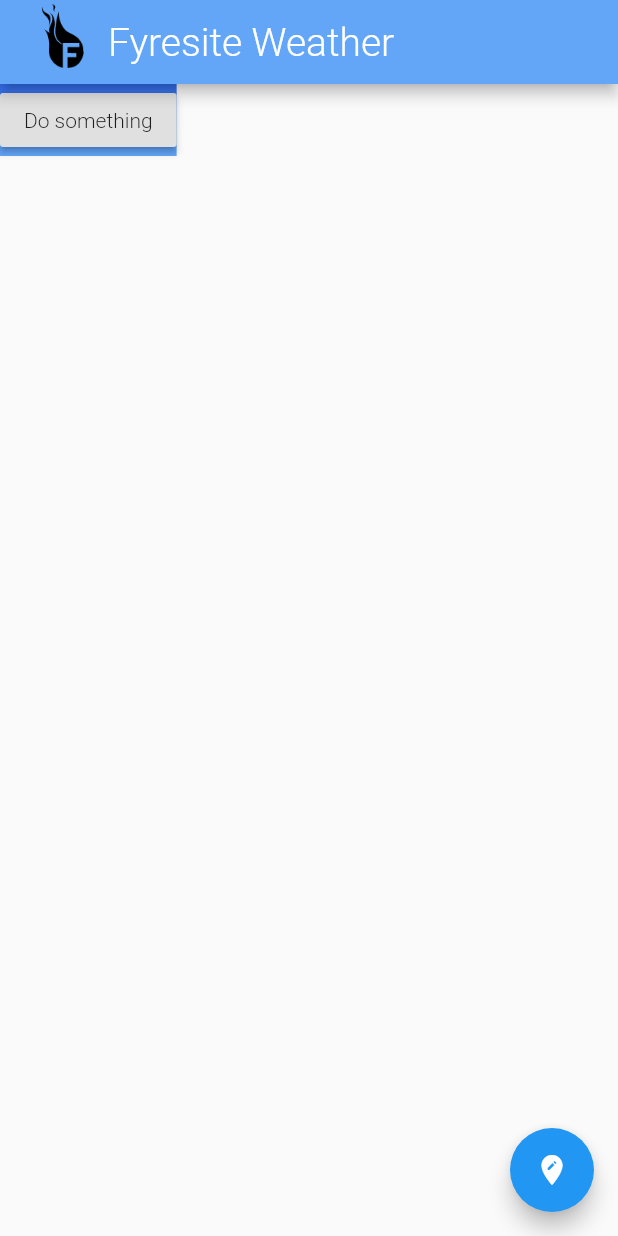
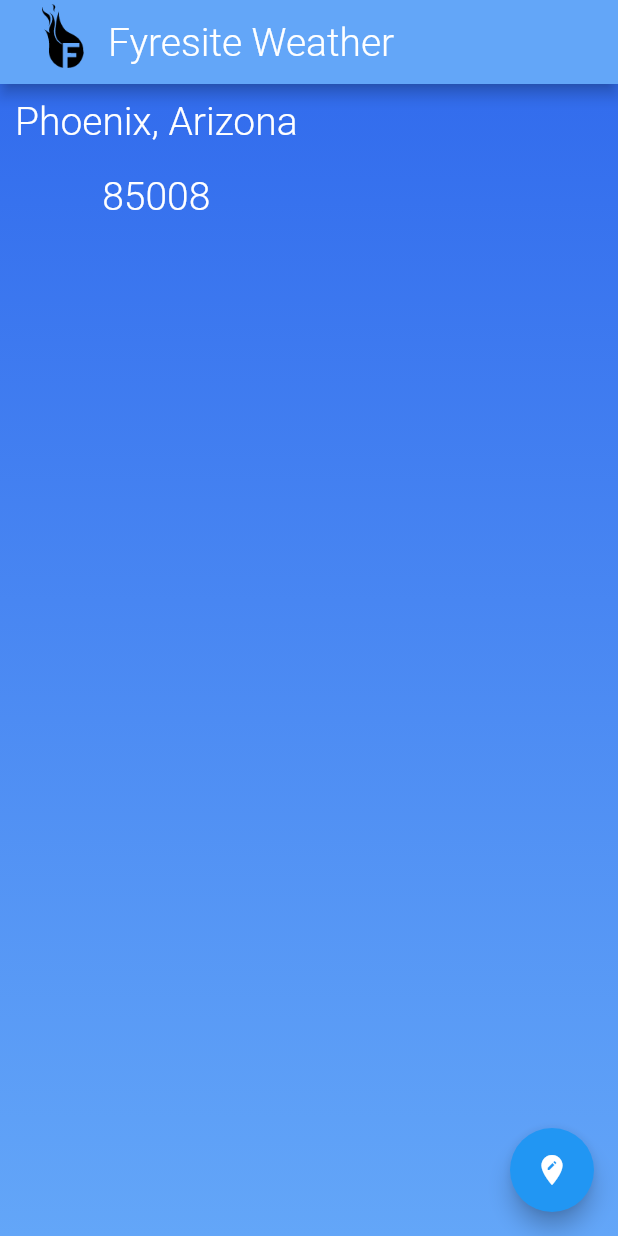
Before and after one commit to MasonEllwood/fyresite-weather, a Flutter app: the screen it shows after launch, on a phone screen of 412 x 824 dp. Run offline on Flutter 3.47's test engine with Material 2 defaults, Android fonts, the phone set to English and light mode, and no system bars.

```diff
--- a/lib/src/app.dart
+++ b/lib/src/app.dart
@@ -1,6 +1,8 @@
 import 'package:flutter/material.dart';
 import 'package:provider/provider.dart';
 import '../providers/weather_provider.dart';
+import '../widgets/title_card.dart';
+import '../widgets/day_card.dart';
 
 class App extends StatelessWidget {
   @override
@@ -35,19 +37,12 @@ class App extends StatelessWidget {
                 end: Alignment.bottomCenter,
               ),
             ),
-              child: Consumer<WeatherProvider>(
-                //                  <--- Consumer
-                builder: (context, myModel, child) {
-                  return RaisedButton(
-                    child: Text('Do something'),
-                    onPressed: () {
-                      myModel.getAreaCode();
-                      myModel.getLocation();
-                    },
-                  );
-                },
-              )
-              // child: ListView(),
+            child: Row(
+              children: <Widget>[
+                TitleCard(),
+                DayCard(),
+              ],
+            ),
           ),
           floatingActionButton: FloatingActionButton(
             onPressed: () {
@@ -60,3 +55,35 @@ class App extends StatelessWidget {
     );
   }
 }
+
+// Widget buildWeatherRow(BuildContext context) {
+//  WeatherProvider myProvider = Provider.of<WeatherProvider>(context);
+//  return Row(
+//     children: <Widget>[
+//       TitleCard(myProvider),
+//       DayCard(),
+//     ],
+//   );
+//  }
+
+// child: Widget buildWeatherRow(BuildContext context) {
+//  WeatherProvider myProvider = Provider.of<WeatherProvider>(context);
+//  return Row(
+//     children: <Widget>[
+//       TitleCard(myProvider),
+//       DayCard(myProvider),
+//     ],
+//   );
+//  }
+
+// child: Row(
+//   children: <Widget>[
+//     Consumer<WeatherProvider>(builder: (context, myModel, child) {
+//       print(myModel);
+//       return TitleCard();
+//     }),
+//     Consumer<WeatherProvider>(builder: (context, myModel, child) {
+//       return DayCard(myModel);
+//     }),
+//   ],
+// ),
--- /dev/null
+++ b/lib/widgets/title_card.dart
@@ -0,0 +1,41 @@
+import 'package:flutter/material.dart';
+import 'package:provider/provider.dart';
+import '../providers/weather_provider.dart';
+
+class TitleCard extends StatefulWidget {
+  @override
+  _TitleCardState createState() => _TitleCardState();
+}
+
+class _TitleCardState extends State<TitleCard> {
+  @override
+  Widget build(BuildContext context) {
+    WeatherProvider myProvider = Provider.of<WeatherProvider>(context);
+    return Column(
+      children: <Widget>[
+        Padding(
+          padding: EdgeInsets.all(10),
+          child: Text(
+            'Phoenix, Arizona',
+            style: TextStyle(
+              color: Colors.white,
+              fontSize: 26.0,
+              fontFamily: 'Roboto',
+            ),
+          ),
+        ),
+        Padding(
+          padding: EdgeInsets.all(10),
+          child: Text(
+            '85008',
+            style: TextStyle(
+              color: Colors.white,
+              fontSize: 26.0,
+              fontFamily: 'Roboto',
+            ),
+          ),
+        ),
+      ],
+    );
+  }
+}
```
Also changed, not shown: lib/providers/weather_provider.dart (+15 -0 lines), lib/widgets/day_card.dart (added, +18 -0 lines). Lines whose indentation alone changed are shown as unchanged.
